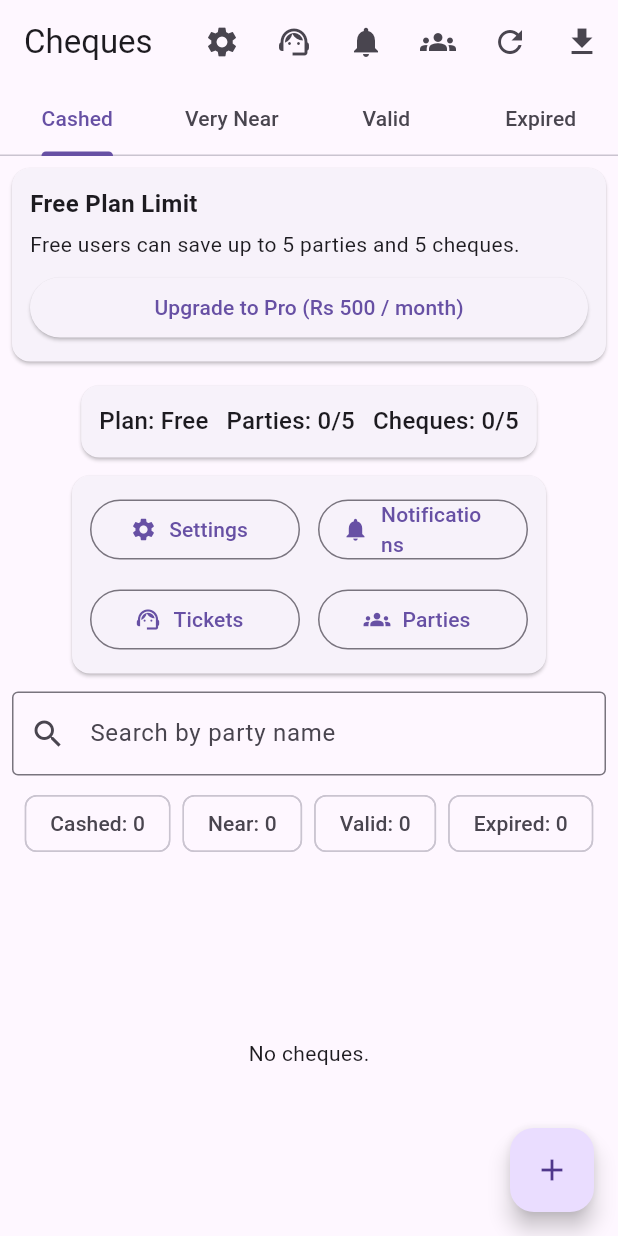
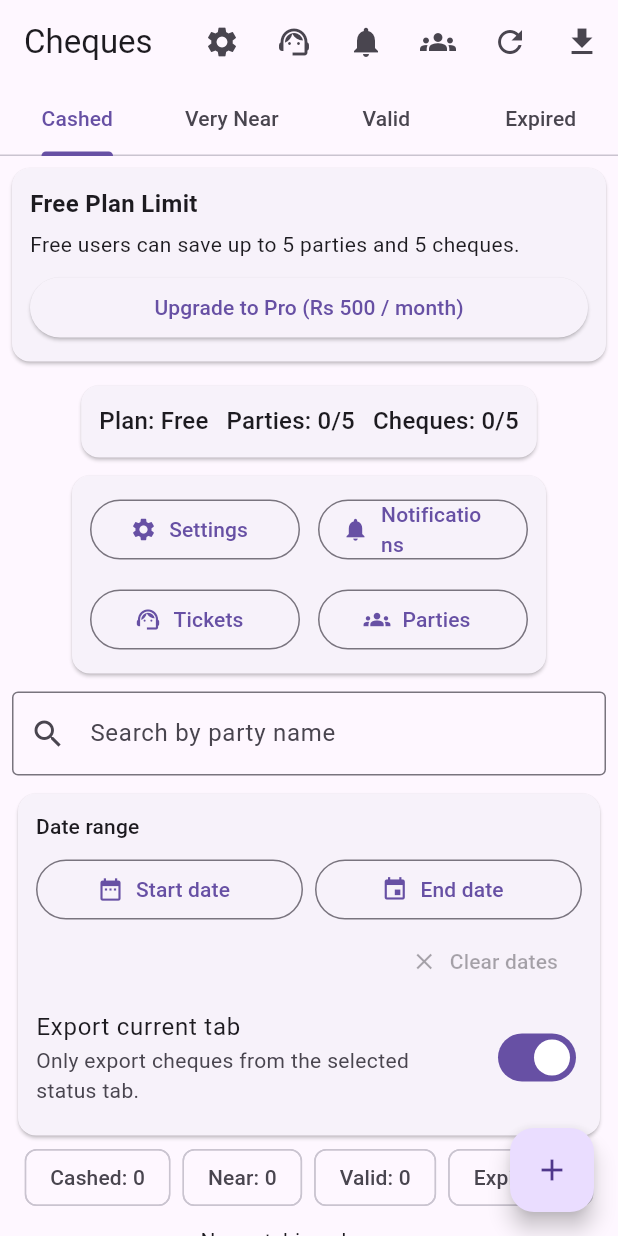
Before and after one commit to beingbivek/cheque-manager, a Flutter app: the screen it shows once a user with an empty profile is signed in, on a phone screen of 412 x 824 dp. Run offline on Flutter 3.47's test engine with Material 3 defaults, Android fonts, the phone set to English and light mode, and no system bars; our stand-ins replace cloud_firestore, firebase_auth, firebase_core, flutter_local_notifications, flutter_svg, font_awesome_flutter and 4 more; missing offline and left inert: dart:ffi, dart:html, khalti; accounts and stored records are empty; statements that could not run were skipped.

Commit message:
Add date range filters and export toggle

```diff
--- a/lib/views/user/cheque_list_view.dart
+++ b/lib/views/user/cheque_list_view.dart
@@ -23,6 +23,9 @@ class ChequeListView extends StatefulWidget {
 class _ChequeListViewState extends State<ChequeListView> {
   String _searchQuery = '';
   Timer? _searchDebounce;
+  DateTime? _startDate;
+  DateTime? _endDate;
+  bool _exportCurrentTab = true;
 
   @override
   void dispose() {
@@ -37,17 +40,85 @@ class _ChequeListViewState extends State<ChequeListView> {
     });
   }
 
+  DateTime _startOfDay(DateTime value) {
+    return DateTime(value.year, value.month, value.day);
+  }
+
+  DateTime _endOfDay(DateTime value) {
+    return DateTime(value.year, value.month, value.day, 23, 59, 59, 999);
+  }
+
+  bool _matchesDateRange(Cheque cheque) {
+    final localDate = cheque.date.toLocal();
+    if (_startDate != null && localDate.isBefore(_startOfDay(_startDate!))) {
+      return false;
+    }
+    if (_endDate != null && localDate.isAfter(_endOfDay(_endDate!))) {
+      return false;
+    }
+    return true;
+  }
+
+  String _formatDate(DateTime date) {
+    return date.toLocal().toString().split(' ').first;
+  }
+
+  Future<void> _pickStartDate() async {
+    final now = DateTime.now();
+    final picked = await showDatePicker(
+      context: context,
+      initialDate: _startDate ?? now,
+      firstDate: DateTime(now.year - 10),
+      lastDate: DateTime(now.year + 10),
+    );
+    if (picked == null) return;
+    setState(() {
+      _startDate = picked;
+      if (_endDate != null && _endDate!.isBefore(picked)) {
+        _endDate = picked;
+      }
+    });
+  }
+
+  Future<void> _pickEndDate() async {
+    final now = DateTime.now();
+    final picked = await showDatePicker(
+      context: context,
+      initialDate: _endDate ?? _startDate ?? now,
+      firstDate: DateTime(now.year - 10),
+      lastDate: DateTime(now.year + 10),
+    );
+    if (picked == null) return;
+    setState(() {
+      _endDate = picked;
+      if (_startDate != null && _startDate!.isAfter(picked)) {
+        _startDate = picked;
+      }
+    });
+  }
+
   void _exportCheques() {
     final controller = context.read<ChequeController>();
-    final filtered = controller.cheques.where((c) {
+    final tabController = DefaultTabController.of(context);
+    final statuses = const [
+      ChequeStatus.cashed,
+      ChequeStatus.near,
+      ChequeStatus.valid,
+      ChequeStatus.expired,
+    ];
+    final selectedStatus = statuses[tabController?.index ?? 0];
+    final sourceCheques = _exportCurrentTab
+        ? controller.chequeSections[selectedStatus] ?? []
+        : controller.cheques;
+    final filtered = sourceCheques.where((c) {
       if (_searchQuery.isEmpty) return true;
       final partyName = controller.displayPartyName(c).toLowerCase();
       return partyName.contains(_searchQuery);
-    }).toList();
+    }).where(_matchesDateRange).toList();
 
     if (filtered.isEmpty) {
       ScaffoldMessenger.of(context).showSnackBar(
-        const SnackBar(content: Text('No cheques to export.')),
+        const SnackBar(content: Text('No matching cheques to export.')),
       );
       return;
     }
@@ -56,7 +127,7 @@ class _ChequeListViewState extends State<ChequeListView> {
       ..writeln('partyName,chequeNumber,amount,date,status');
     for (final cheque in filtered) {
       final partyName = controller.displayPartyName(cheque);
-      final date = cheque.date.toLocal().toString().split(' ').first;
+      final date = _formatDate(cheque.date);
       buffer.writeln(
         '$partyName,${cheque.chequeNumber},${cheque.amount.toStringAsFixed(2)},'
         '$date,${cheque.status.name}',
@@ -171,6 +242,74 @@ class _ChequeListViewState extends State<ChequeListView> {
             ),
             Padding(
               padding: const EdgeInsets.symmetric(horizontal: 8),
+              child: Card(
+                child: Padding(
+                  padding: const EdgeInsets.all(12),
+                  child: Column(
+                    crossAxisAlignment: CrossAxisAlignment.start,
+                    children: [
+                      Text(
+                        'Date range',
+                        style: Theme.of(context).textTheme.titleSmall,
+                      ),
+                      const SizedBox(height: 8),
+                      Row(
+                        children: [
+                          Expanded(
+                            child: OutlinedButton.icon(
+                              onPressed: _pickStartDate,
+                              icon: const Icon(Icons.date_range),
+                              label: Text(
+                                _startDate == null
+                                    ? 'Start date'
+                                    : _formatDate(_startDate!),
+                              ),
+                            ),
+                          ),
+                          const SizedBox(width: 8),
+                          Expanded(
+                            child: OutlinedButton.icon(
+                              onPressed: _pickEndDate,
+                              icon: const Icon(Icons.event),
+                              label: Text(
+                                _endDate == null
+                                    ? 'End date'
+                                    : _formatDate(_endDate!),
+                              ),
+                            ),
+                          ),
+                        ],
+                      ),
+                      Align(
+                        alignment: Alignment.centerRight,
+                        child: TextButton.icon(
+                          onPressed: (_startDate == null && _endDate == null)
+                              ? null
+                              : () => setState(() {
+                                    _startDate = null;
+                                    _endDate = null;
+                                  }),
+                          icon: const Icon(Icons.clear),
+                          label: const Text('Clear dates'),
+                        ),
+                      ),
+                      SwitchListTile(
+                        contentPadding: EdgeInsets.zero,
+                        title: const Text('Export current tab'),
+                        subtitle: const Text(
+                          'Only export cheques from the selected status tab.',
+                        ),
+                        value: _exportCurrentTab,
+                        onChanged: (value) =>
+                            setState(() => _exportCurrentTab = value),
+                      ),
+                    ],
+                  ),
+                ),
+              ),
+            ),
+            Padding(
+              padding: const EdgeInsets.symmetric(horizontal: 8),
               child: Wrap(
                 spacing: 8,
                 runSpacing: 8,
@@ -203,18 +342,26 @@ class _ChequeListViewState extends State<ChequeListView> {
                   _ChequeList(
                     cheques: sections[ChequeStatus.cashed] ?? [],
                     searchQuery: _searchQuery,
+                    startDate: _startDate,
+                    endDate: _endDate,
                   ),
                   _ChequeList(
                     cheques: sections[ChequeStatus.near] ?? [],
                     searchQuery: _searchQuery,
+                    startDate: _startDate,
+                    endDate: _endDate,
                   ),
                   _ChequeList(
                     cheques: sections[ChequeStatus.valid] ?? [],
                     searchQuery: _searchQuery,
+                    startDate: _startDate,
+                    endDate: _endDate,
                   ),
                   _ChequeList(
                     cheques: sections[ChequeStatus.expired] ?? [],
                     searchQuery: _searchQuery,
+                    startDate: _startDate,
+                    endDate: _endDate,
                   ),
                 ],
               ),
@@ -273,11 +420,34 @@ class _UsageSummary extends StatelessWidget {
 class _ChequeList extends StatelessWidget {
   final List<Cheque> cheques;
   final String searchQuery;
+  final DateTime? startDate;
+  final DateTime? endDate;
 
   const _ChequeList({
     required this.cheques,
     required this.searchQuery,
+    required this.startDate,
+    required this.endDate,
   });
+
+  DateTime _startOfDay(DateTime value) {
+    return DateTime(value.year, value.month, value.day);
+  }
+
+  DateTime _endOfDay(DateTime value) {
+    return DateTime(value.year, value.month, value.day, 23, 59, 59, 999);
+  }
+
+  bool _matchesDateRange(Cheque cheque) {
+    final localDate = cheque.date.toLocal();
+    if (startDate != null && localDate.isBefore(_startOfDay(startDate!))) {
+      return false;
+    }
+    if (endDate != null && localDate.isAfter(_endOfDay(endDate!))) {
+      return false;
+    }
+    return true;
+  }
 
   @override
   Widget build(BuildContext context) {
@@ -287,10 +457,10 @@ class _ChequeList extends StatelessWidget {
       if (searchQuery.isEmpty) return true;
       final partyName = controller.displayPartyName(c).toLowerCase();
       return partyName.contains(searchQuery);
-    }).toList();
+    }).where(_matchesDateRange).toList();
 
     if (filtered.isEmpty) {
-      return const Center(child: Text('No cheques.'));
+      return const Center(child: Text('No matching cheques.'));
     }
 
     return ListView.builder(
```
